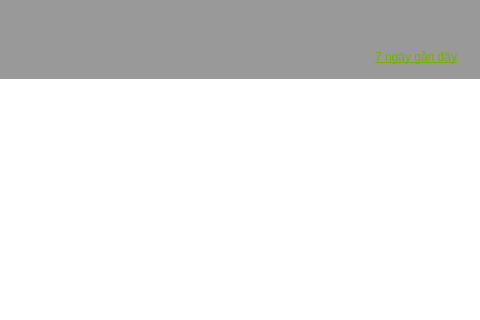
Before: the Qt Designer form ips.ui in LeDong1997/datn_levandong, drawn with Qt 5; both pictures show x 474 to 954 and y 0 to 320 of the 954 by 672 pixel window.
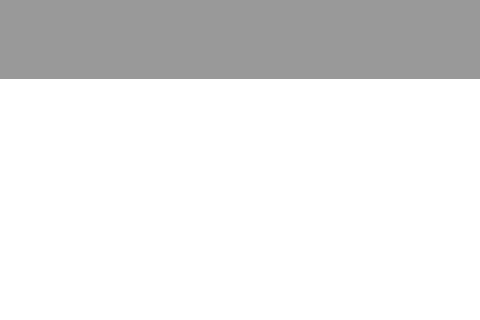
After: the same form once the commit is applied. The open tabs and pages were chosen to show the change. Icons and pictures are not drawn. Custom widgets are drawn as their Qt base class.

Diff of the .ui file:
```diff
--- a/ips.ui
+++ b/ips.ui
@@ -9571,22 +9571,6 @@
         <string>&lt;html&gt;&lt;head/&gt;&lt;body&gt;&lt;p&gt;&lt;span style=&quot; font-size:10pt;&quot;&gt;Host Total Security&lt;/span&gt;&lt;/p&gt;&lt;p&gt;&lt;span style=&quot; font-size:12pt; font-weight:600;&quot;&gt;Nhật ký kiểm tra tính toàn vẹn&lt;/span&gt;&lt;/p&gt;&lt;/body&gt;&lt;/html&gt;</string>
        </property>
       </widget>
-      <widget class="QLabel" name="show_security_hole_3">
-       <property name="geometry">
-        <rect>
-         <x>850</x>
-         <y>50</y>
-         <width>101</width>
-         <height>16</height>
-        </rect>
-       </property>
-       <property name="cursor">
-        <cursorShape>PointingHandCursor</cursorShape>
-       </property>
-       <property name="text">
-        <string>&lt;html&gt;&lt;head/&gt;&lt;body&gt;&lt;p&gt;&lt;span style=&quot; text-decoration: underline; color:#71b005;&quot;&gt;7 ngày gần đây&lt;/span&gt;&lt;/p&gt;&lt;/body&gt;&lt;/html&gt;</string>
-       </property>
-      </widget>
      </widget>
      <widget class="QScrollArea" name="scrollArea_intefrity">
       <property name="geometry">
```
Left out of the diff: 18 changed lines with no effect on the pictures.
